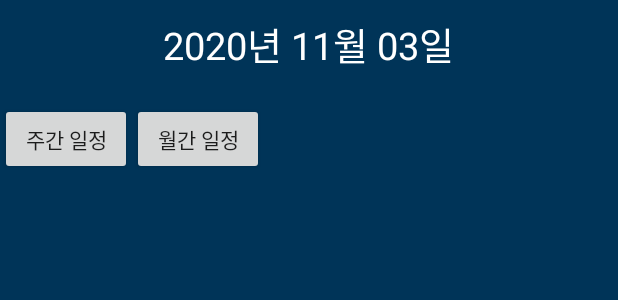
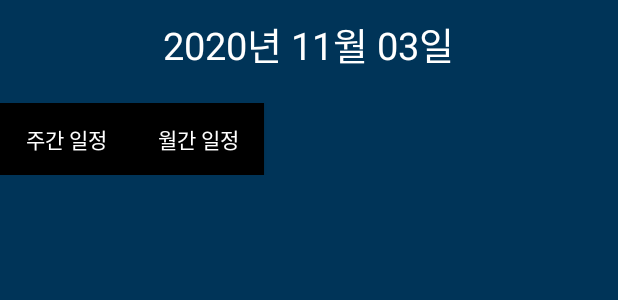
Before and after one commit to swj9707/2020_DM_Term, an Android app: the layout activity_planner.xml on its own in the app's theme, with its tools: preview values and no code run, on a phone screen of 412 x 824 dp. Shown: the top 300 px of the screen. Run offline under Robolectric (Android 15) with nearby library versions, the phone set to English and light mode, and no system bars.

Commit message:
메인 플래너 UI 설계

```diff
--- a/app/src/main/res/layout/activity_planner.xml
+++ b/app/src/main/res/layout/activity_planner.xml
@@ -16,19 +16,28 @@
     <RelativeLayout
             android:layout_height="wrap_content"
             android:layout_width="match_parent"
-            android:layout_below="@+id/today">
-            <GridLayout android:layout_width="match_parent"
+            android:layout_below="@+id/today"
+            android:layout_centerInParent="true">
+        <GridLayout
+                android:layout_width="match_parent"
                 android:layout_height="wrap_content"
                 android:orientation="horizontal"
                 android:columnCount="2"
-                        android:rowCount="1">
+                android:rowCount="1"
+                android:layout_centerInParent="true">
             <Button
                     android:text="주간 일정"
+                    android:textColor="@android:color/white"
+                    android:background="@android:color/background_dark"
                     android:layout_height="wrap_content"/>
             <Button
                     android:text="월간 일정"
+                    android:textColor="@android:color/white"
+                    android:background="@android:color/background_dark"
                     android:layout_height="wrap_content"/>
+
             </GridLayout>
+
     </RelativeLayout>
 
 
```
Lines whose indentation alone changed are shown as unchanged.
